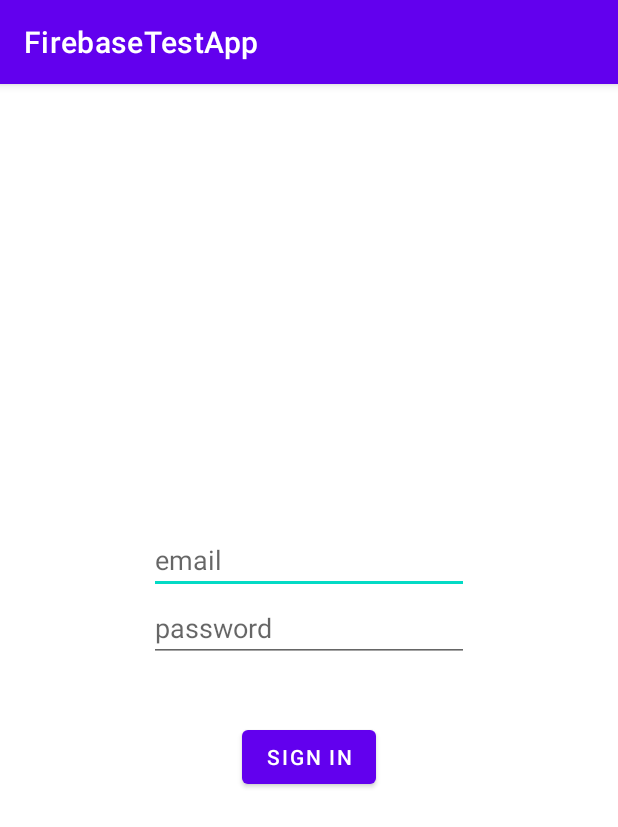
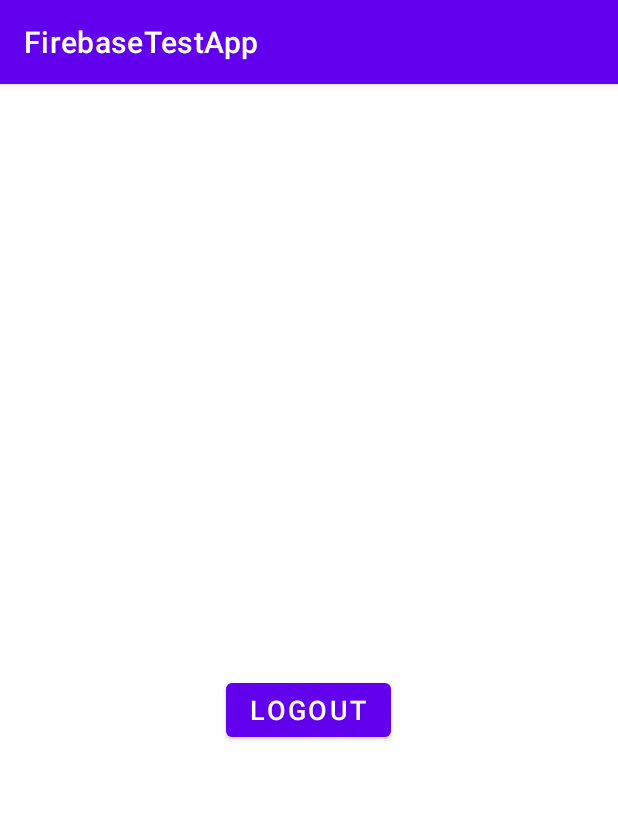
Before and after one commit to SergeyKochnev4149/Authorization_Firebase, an Android app: the screen it shows after launch (SignInActivity before the commit, SuccessfulAuthorizationActivity after it), after a tap on "SIGN IN", on a phone screen of 412 x 824 dp. Shown: the top 827 px of the screen. Run offline under Robolectric (Android 15) with nearby library versions, the phone set to English and light mode, and no system bars.

Commit message:
Added SuccessfulAuthorizationActivity and intent from SignInActivity to SuccessfulAuthorizationActivity and return

```diff
--- a/app/src/main/AndroidManifest.xml
+++ b/app/src/main/AndroidManifest.xml
@@ -30,6 +30,10 @@
             android:name=".SignInActivity"
             />
 
+        <activity
+            android:name=".SuccessfulAuthorizationActivity"
+            />
+
 
     </application>
 
--- a/app/src/main/java/com/example/firebasetestapp/SignInActivity.java
+++ b/app/src/main/java/com/example/firebasetestapp/SignInActivity.java
@@ -2,7 +2,10 @@ package com.example.firebasetestapp;
 
 
 
+import android.content.Intent;
 import android.os.Bundle;
+import android.view.View;
+
 import androidx.appcompat.app.AppCompatActivity;
 
 
@@ -18,6 +21,16 @@ public class SignInActivity extends AppCompatActivity {
 
     }
 
+    public void signIn(View view) {
+        goToSuccessfulAuthorizationActivity();
+    }
+
+    private void goToSuccessfulAuthorizationActivity() {
+        Intent successfulAuthorizationActivity = new Intent(SignInActivity.this, SuccessfulAuthorizationActivity.class);
+        startActivity(successfulAuthorizationActivity);
+        onStop();
+    }
+
 
 
 
--- /dev/null
+++ b/app/src/main/java/com/example/firebasetestapp/SuccessfulAuthorizationActivity.java
@@ -0,0 +1,23 @@
+package com.example.firebasetestapp;
+
+import android.content.Intent;
+import android.os.Bundle;
+import android.view.View;
+
+import androidx.appcompat.app.AppCompatActivity;
+
+
+public class SuccessfulAuthorizationActivity extends AppCompatActivity {
+
+    @Override
+    protected void onCreate(Bundle savedInstanceState) {
+        super.onCreate(savedInstanceState);
+        setContentView(R.layout.activity_successful_authorization);
+    }
+
+    public void logout(View view){
+        Intent gotoSingIn = new Intent(SuccessfulAuthorizationActivity.this, SignInActivity.class);
+        startActivity(gotoSingIn);
+        onStop();
+    }
+}
--- a/app/src/main/res/layout/activity_main.xml
+++ /dev/null
@@ -1,18 +0,0 @@
-<?xml version="1.0" encoding="utf-8"?>
-<androidx.constraintlayout.widget.ConstraintLayout xmlns:android="http://schemas.android.com/apk/res/android"
-    xmlns:app="http://schemas.android.com/apk/res-auto"
-    xmlns:tools="http://schemas.android.com/tools"
-    android:layout_width="match_parent"
-    android:layout_height="match_parent"
-    tools:context=".MainActivity">
-
-    <TextView
-        android:layout_width="wrap_content"
-        android:layout_height="wrap_content"
-        android:text="Hello World!"
-        app:layout_constraintBottom_toBottomOf="parent"
-        app:layout_constraintEnd_toEndOf="parent"
-        app:layout_constraintStart_toStartOf="parent"
-        app:layout_constraintTop_toTopOf="parent" />
-
-</androidx.constraintlayout.widget.ConstraintLayout>
--- /dev/null
+++ b/app/src/main/res/layout/activity_successful_authorization.xml
@@ -0,0 +1,45 @@
+<?xml version="1.0" encoding="utf-8"?>
+<RelativeLayout xmlns:android="http://schemas.android.com/apk/res/android"
+    xmlns:app="http://schemas.android.com/apk/res-auto"
+    xmlns:tools="http://schemas.android.com/tools"
+    android:layout_width="match_parent"
+    android:layout_height="match_parent"
+    tools:context=".SuccessfulAuthorizationActivity">
+
+
+
+
+<RelativeLayout
+    android:layout_width="wrap_content"
+    android:layout_height="wrap_content"
+    android:layout_centerInParent="true"
+    >
+    <TextView
+        android:id="@+id/textView"
+        android:layout_width="wrap_content"
+        android:layout_height="wrap_content"
+        android:text="authorization successful"
+        android:textSize="20sp"
+        android:textStyle="bold"
+        android:textColor="@color/white"
+        android:gravity="center"
+        android:textAllCaps="true"
+        android:layout_marginBottom="40dp"
+
+        />
+
+    <Button
+        android:id="@+id/button2"
+        android:layout_width="wrap_content"
+        android:layout_height="wrap_content"
+        android:text="Logout"
+        android:layout_below="@id/textView"
+        android:layout_centerHorizontal="true"
+        android:textSize="18sp"
+        android:onClick="logout"
+        />
+</RelativeLayout>
+
+
+
+</RelativeLayout>
```
